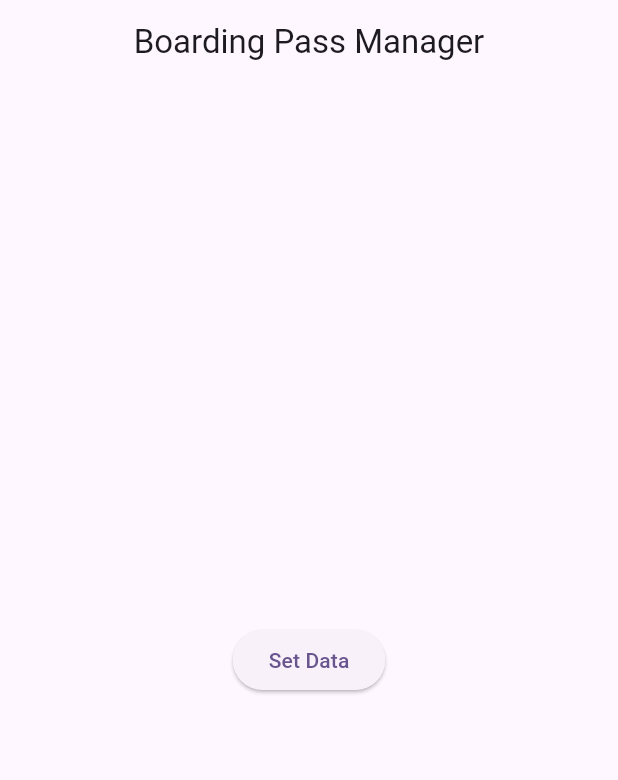
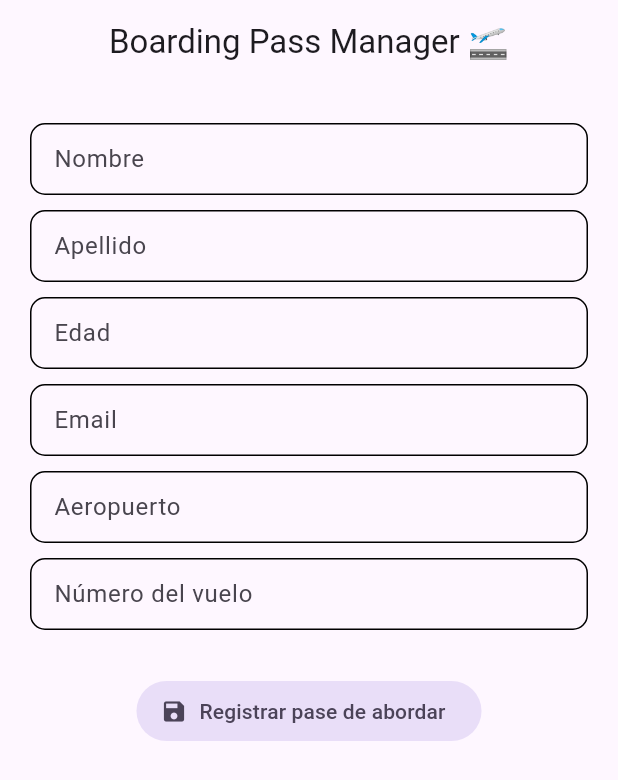
Before and after one commit to demanzanoc/boarding_pass_manager, a Flutter app: the screen it shows after launch, on a phone screen of 412 x 824 dp. Shown: the top 780 px of the screen. Run offline on Flutter 3.47's test engine with Material 3 defaults, Android fonts, the phone set to English and light mode, and no system bars; our stand-ins replace get, get_it, graphql_flutter.

Commit message:
- A form is created for the user to enter their boarding pass data and validations are added to guarantee data consistency. - Dependencies are added

```diff
--- a/lib/main.dart
+++ b/lib/main.dart
@@ -1,9 +1,10 @@
 import 'package:boarding_pass_manager/di/dependency_injector.dart';
 import 'package:flutter/material.dart';
+import 'package:get/get.dart';
 import 'config/theme/app_theme.dart';
 import 'presentation/screens/boarding_passes/home_screen.dart';
 
-Future<void> main() async {
+void main() async {
   await initInjection();
   runApp(const MainApp());
 }
@@ -13,7 +14,7 @@ class MainApp extends StatelessWidget {
 
   @override
   Widget build(BuildContext context) {
-    return MaterialApp(
+    return GetMaterialApp(
       debugShowCheckedModeBanner: false,
       theme: AppTheme().getTheme(),
       home: const HomeScreen(),
--- a/lib/presentation/screens/boarding_passes/home_screen.dart
+++ b/lib/presentation/screens/boarding_passes/home_screen.dart
@@ -1,36 +1,37 @@
 import 'package:boarding_pass_manager/domain/entities/boarding_passes/boardig_pass.dart';
 import 'package:boarding_pass_manager/domain/repositories/boarding_passes/boarding_passes_repository.dart';
+import 'package:boarding_pass_manager/presentation/widgets/inputs/custom_text_form_field.dart';
 import 'package:flutter/material.dart';
+import 'package:flutter/services.dart';
 import '../../../di/dependency_injector.dart';
 
-class HomeScreen extends StatefulWidget {
+class HomeScreen extends StatelessWidget {
   const HomeScreen({super.key});
-
-  @override
-  State<HomeScreen> createState() => _HomeScreenState();
-}
-
-class _HomeScreenState extends State<HomeScreen> {
-  final BoardingPassesRepository repo = di<BoardingPassesRepository>();
 
   @override
   Widget build(BuildContext context) {
     return Scaffold(
       appBar: AppBar(
-        title: const Center(child: Text('Boarding Pass Manager')),
+        title: const Center(child: Text('Boarding Pass Manager 🛫')),
       ),
-      body: Center(
-        child: ElevatedButton(
-          onPressed: () {
-            _setData(repo);
-          },
-          child: const Text('Set Data'),
+      body: SafeArea(
+        child: Padding(
+          padding: const EdgeInsets.symmetric(horizontal: 20, vertical: 16),
+          child: SingleChildScrollView(
+            child: Column(
+              children: [
+                _BoardingPassForm(),
+                const SizedBox(height: 20),
+              ],
+            ),
+          ),
         ),
       ),
     );
   }
 
-  void _setData(BoardingPassesRepository repo) async {
+  void _setData() async {
+    final BoardingPassesRepository repo = di<BoardingPassesRepository>();
     await repo.setBoardingPass(
       BoardingPass(
         age: 29,
@@ -46,3 +47,123 @@ class _HomeScreenState extends State<HomeScreen> {
     );
   }
 }
+
+class _BoardingPassForm extends StatelessWidget {
+  String name = '';
+  String lastName = '';
+  String age = '';
+  String email = '';
+  String airport = '';
+  String flight = '';
+
+  _BoardingPassForm();
+
+  final GlobalKey<FormState> _formKey = GlobalKey<FormState>();
+
+  @override
+  Widget build(BuildContext context) {
+    const spaceBetweenFields = SizedBox(height: 10);
+    return Form(
+      key: _formKey,
+      child: Column(
+        children: [
+          spaceBetweenFields,
+          CustomTextFormField(
+            label: 'Nombre',
+            onChanged: (value) => name = value,
+            inputType: TextInputType.name,
+            textCapitalization: TextCapitalization.words,
+            validator: (value) => _validateCompletedField(value),
+          ),
+          spaceBetweenFields,
+          CustomTextFormField(
+            label: 'Apellido',
+            onChanged: (value) => lastName = value,
+            inputType: TextInputType.name,
+            textCapitalization: TextCapitalization.words,
+            validator: (value) => _validateCompletedField(value),
+          ),
+          spaceBetweenFields,
+          CustomTextFormField(
+            label: 'Edad',
+            onChanged: (value) => age = value,
+            inputType: TextInputType.number,
+            inputFormatters: [FilteringTextInputFormatter.digitsOnly],
+            validator: (value) => _validateCompletedField(value),
+          ),
+          spaceBetweenFields,
+          CustomTextFormField(
+            label: 'Email',
+            onChanged: (value) => email = value,
+            inputType: TextInputType.emailAddress,
+            validator: (value) {
+              return _validateCompletedField(value) ??
+                  _validateEmailFormat(value);
+            },
+          ),
+          spaceBetweenFields,
+          CustomTextFormField(
+            label: 'Aeropuerto',
+            onChanged: (value) => airport = value,
+            inputType: TextInputType.name,
+            textCapitalization: TextCapitalization.words,
+            validator: (value) => _validateCompletedField(value),
+          ),
+          spaceBetweenFields,
+          CustomTextFormField(
+            label: 'Número del vuelo',
+            onChanged: (value) => flight = value,
+            inputType: TextInputType.number,
+            inputFormatters: [FilteringTextInputFormatter.digitsOnly],
+            validator: (value) => _validateCompletedField(value),
+          ),
+          const SizedBox(height: 30),
+          FilledButton.tonalIcon(
+            onPressed: () async {
+              final bool isValid = _formKey.currentState!.validate();
+              if (!isValid) return;
+
+              /*final BoardingPassesRepository repo =
+                  di<BoardingPassesRepository>();
+              await repo.setBoardingPass(
+                BoardingPass(
+                  age: int.tryParse(age)!,
+                  airport: airport,
+                  arrivalTime: DateTime.now(),
+                  departureTime: DateTime.now(),
+                  email: email,
+                  flight: flight,
+                  id: const Uuid().v4(),
+                  lastName: lastName,
+                  name: name,
+                ),
+              );*/
+              _formKey.currentState?.reset();
+            },
+            icon: const Icon(Icons.save),
+            label: const Text('Registrar pase de abordar'),
+          )
+        ],
+      ),
+    );
+  }
+
+  String? _validateCompletedField(String? value) {
+    if (value == null || value.isEmpty || value.trim().isEmpty) {
+      return 'Este dato es requerido';
+    } else {
+      return null;
+    }
+  }
+
+  String? _validateEmailFormat(String? value) {
+    final emailRegExp = RegExp(
+      r'^[\w-\.]+@([\w-]+\.)+[\w-]{2,4}$',
+    );
+    if (!emailRegExp.hasMatch(value!)) {
+      return 'No es un correo válido';
+    } else {
+      return null;
+    }
+  }
+}
--- /dev/null
+++ b/lib/presentation/widgets/inputs/custom_text_form_field.dart
@@ -0,0 +1,52 @@
+import 'package:flutter/material.dart';
+import 'package:flutter/services.dart';
+
+class CustomTextFormField extends StatelessWidget {
+  final String? label;
+  final String? errorText;
+  final Function(String)? onChanged;
+  final String? Function(String?)? validator;
+  final TextInputType? inputType;
+  final List<TextInputFormatter>? inputFormatters;
+  final TextCapitalization textCapitalization;
+
+  const CustomTextFormField({
+    super.key,
+    this.label,
+    this.errorText,
+    this.onChanged,
+    this.validator,
+    this.inputType,
+    this.inputFormatters,
+    this.textCapitalization = TextCapitalization.none,
+  });
+
+  @override
+  Widget build(BuildContext context) {
+    final colors = Theme.of(context).colorScheme;
+    final border = OutlineInputBorder(borderRadius: BorderRadius.circular(10));
+    return TextFormField(
+      onChanged: onChanged,
+      validator: validator,
+      keyboardType: inputType,
+      inputFormatters: inputFormatters,
+      textCapitalization: textCapitalization,
+      decoration: InputDecoration(
+        enabledBorder: border,
+        focusedBorder: border.copyWith(
+          borderSide: BorderSide(color: colors.primary),
+        ),
+        errorBorder: border.copyWith(
+          borderSide: BorderSide(color: Colors.red.shade800),
+        ),
+        focusedErrorBorder: border.copyWith(
+          borderSide: BorderSide(color: Colors.red.shade800),
+        ),
+        isDense: true,
+        label: label != null ? Text(label!) : null,
+        focusColor: colors.primary,
+        errorText: errorText,
+      ),
+    );
+  }
+}
--- a/pubspec.yaml
+++ b/pubspec.yaml
@@ -14,6 +14,8 @@ dependencies:
   cupertino_icons: ^1.0.2
   get_it: ^7.6.7
   graphql_flutter: ^5.1.2
+  get: ^4.6.6
+  uuid: ^3.0.7
 
 dev_dependencies:
   flutter_test:
```
Also changed, not shown: pubspec.lock.
